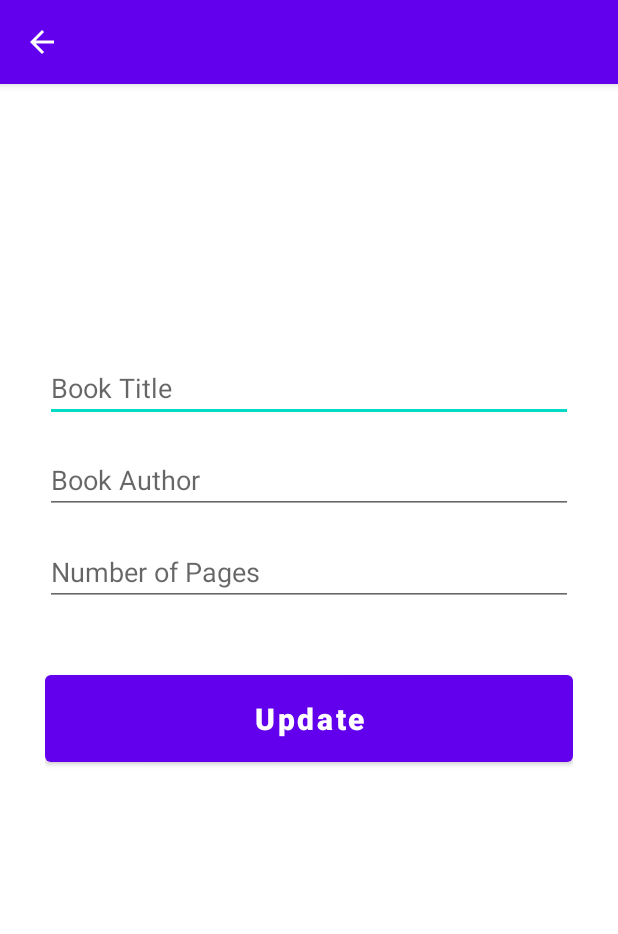
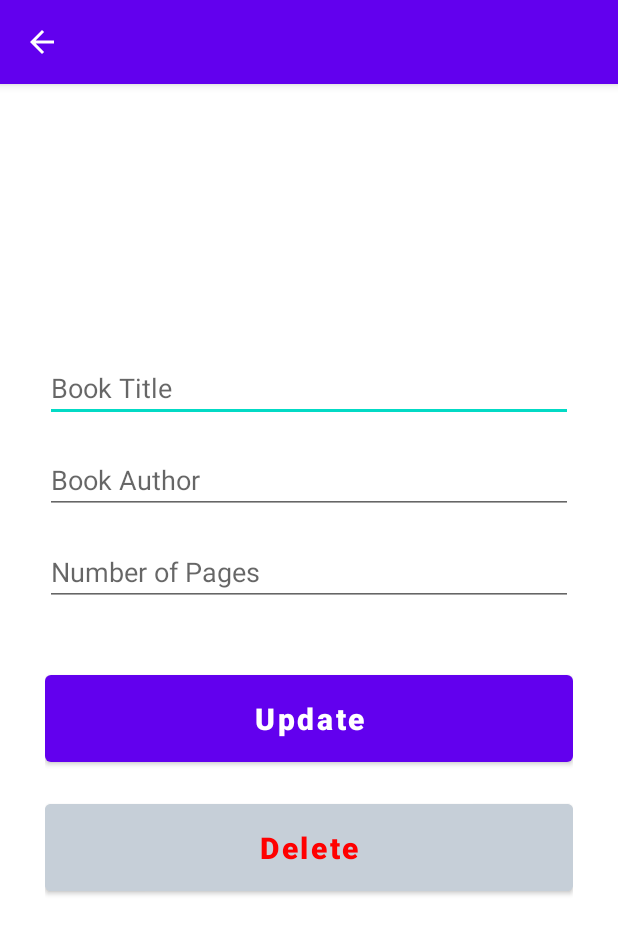
Before and after one commit to JiM35/Book-Library-App, an Android app: the UpdateActivity screen opened directly, with no data from a screen before it, on a phone screen of 412 x 824 dp. Shown: the top 934 px of the screen. Run offline under Robolectric (Android 15) with nearby library versions, the phone set to English and light mode, and no system bars.

Commit message:
Delete books also has AlertDialog to confirm deletion. Also when we click Delete and press "Yes", we want to close our current activity and get (redirect) to our main activity.

```diff
--- a/app/src/main/res/layout/activity_update.xml
+++ b/app/src/main/res/layout/activity_update.xml
@@ -55,4 +55,19 @@
         app:layout_constraintEnd_toEndOf="parent"
         app:layout_constraintStart_toStartOf="parent"
         app:layout_constraintTop_toBottomOf="@+id/pages_input_2" />
+
+    <Button
+        android:id="@+id/delete_button"
+        android:layout_width="match_parent"
+        android:layout_height="70dp"
+        android:layout_marginTop="16dp"
+        android:backgroundTint="@color/gray"
+        android:text="Delete"
+        android:textAllCaps="false"
+        android:textColor="@color/red"
+        android:textSize="20sp"
+        android:textStyle="bold"
+        app:layout_constraintEnd_toEndOf="parent"
+        app:layout_constraintStart_toStartOf="parent"
+        app:layout_constraintTop_toBottomOf="@+id/update_button" />
 </androidx.constraintlayout.widget.ConstraintLayout>
--- a/app/src/main/res/values/colors.xml
+++ b/app/src/main/res/values/colors.xml
@@ -7,4 +7,6 @@
     <color name="teal_700">#FF018786</color>
     <color name="black">#FF000000</color>
     <color name="white">#FFFFFFFF</color>
+    <color name="red">#FF0000</color>
+    <color name="gray">#C6CFD8</color>
 </resources>
```
Also changed, not shown: app/src/main/java/com/example/booklibraryapp/MyDatabaseHelper.java (+10 -0 lines), app/src/main/java/com/example/booklibraryapp/UpdateActivity.java (+36 -2 lines).
